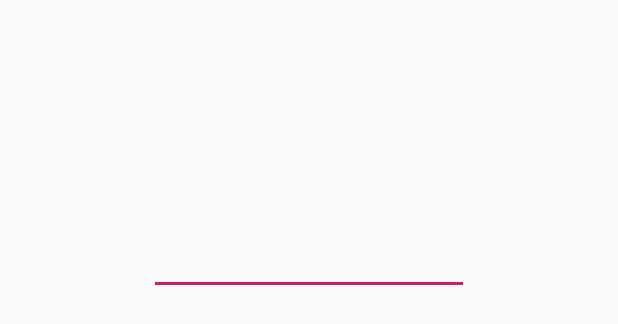
After one commit to sharif-dev/HW2_sensors, an Android app: the layout activity_alarm.xml on its own in the app's theme, with its tools: preview values and no code run, on a phone screen of 412 x 824 dp. The commit adds this screen. Shown: the top 324 px of the screen. Run offline under Robolectric (Android 15) with nearby library versions, the phone set to English and light mode, and no system bars.

Commit message:
add alarm activity

```diff
--- a/app/src/main/java/edu/sharif/sharif_dev/sensors/shake/ShakeService.java
+++ b/app/src/main/java/edu/sharif/sharif_dev/sensors/shake/ShakeService.java
@@ -1,4 +1,4 @@
-package edu.sharif.sharif_dev.sensors;
+package edu.sharif.sharif_dev.sensors.shake;
 
 import android.app.Service;
 import android.content.Context;
--- /dev/null
+++ b/app/src/main/res/layout/activity_alarm.xml
@@ -0,0 +1,20 @@
+<?xml version="1.0" encoding="utf-8"?>
+<android.support.constraint.ConstraintLayout xmlns:android="http://schemas.android.com/apk/res/android"
+    xmlns:app="http://schemas.android.com/apk/res-auto"
+    xmlns:tools="http://schemas.android.com/tools"
+    android:layout_width="match_parent"
+    android:layout_height="match_parent"
+    tools:context=".alarm.AlarmActivity">
+
+    <EditText
+        android:id="@+id/time_edit_text"
+        android:layout_width="wrap_content"
+        android:layout_height="wrap_content"
+        android:layout_marginTop="151dp"
+        android:ems="10"
+        android:inputType="time"
+        app:layout_constraintEnd_toEndOf="parent"
+        app:layout_constraintStart_toStartOf="parent"
+        app:layout_constraintTop_toTopOf="parent" />
+
+</android.support.constraint.ConstraintLayout>
```
Also changed, not shown: app/src/main/AndroidManifest.xml (+20 -11 lines), app/src/main/java/edu/sharif/sharif_dev/sensors/MainActivity.java (+11 -0 lines), app/src/main/java/edu/sharif/sharif_dev/sensors/alarm/AlarmActivity.java (added, +44 -0 lines), app/src/main/java/edu/sharif/sharif_dev/sensors/sleep/SleepActivity.java (+8 -2 lines).
